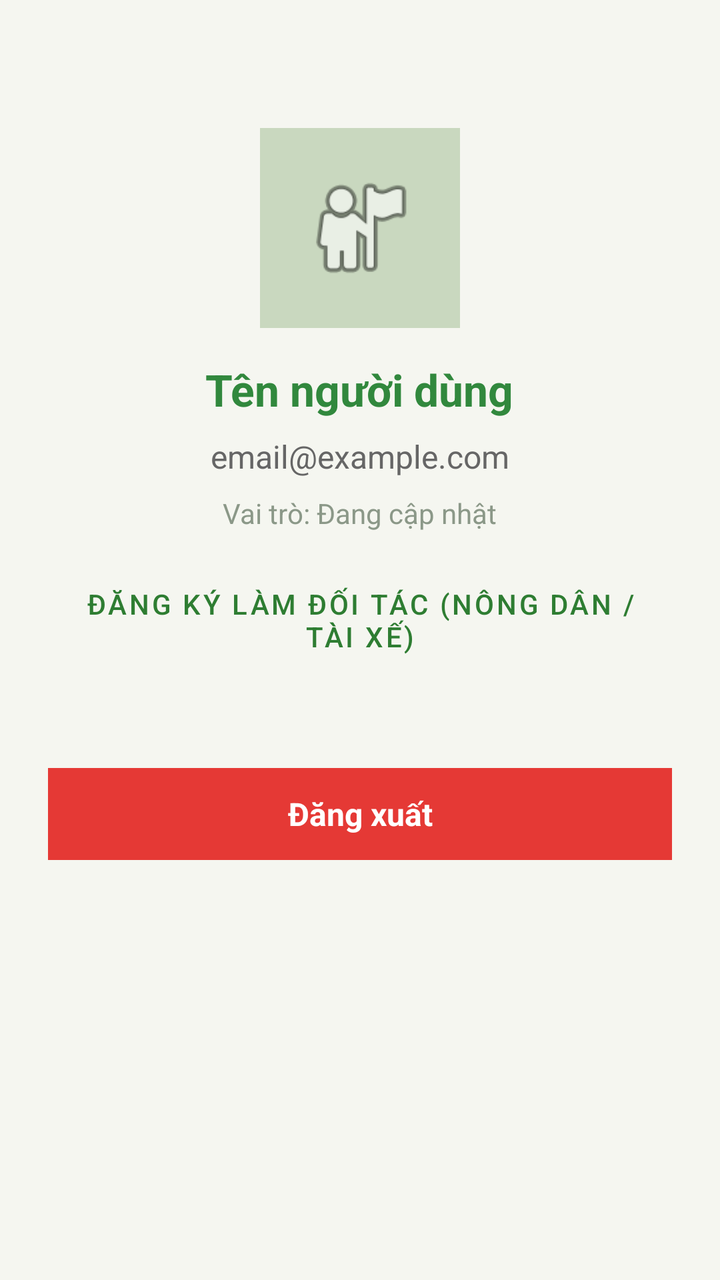
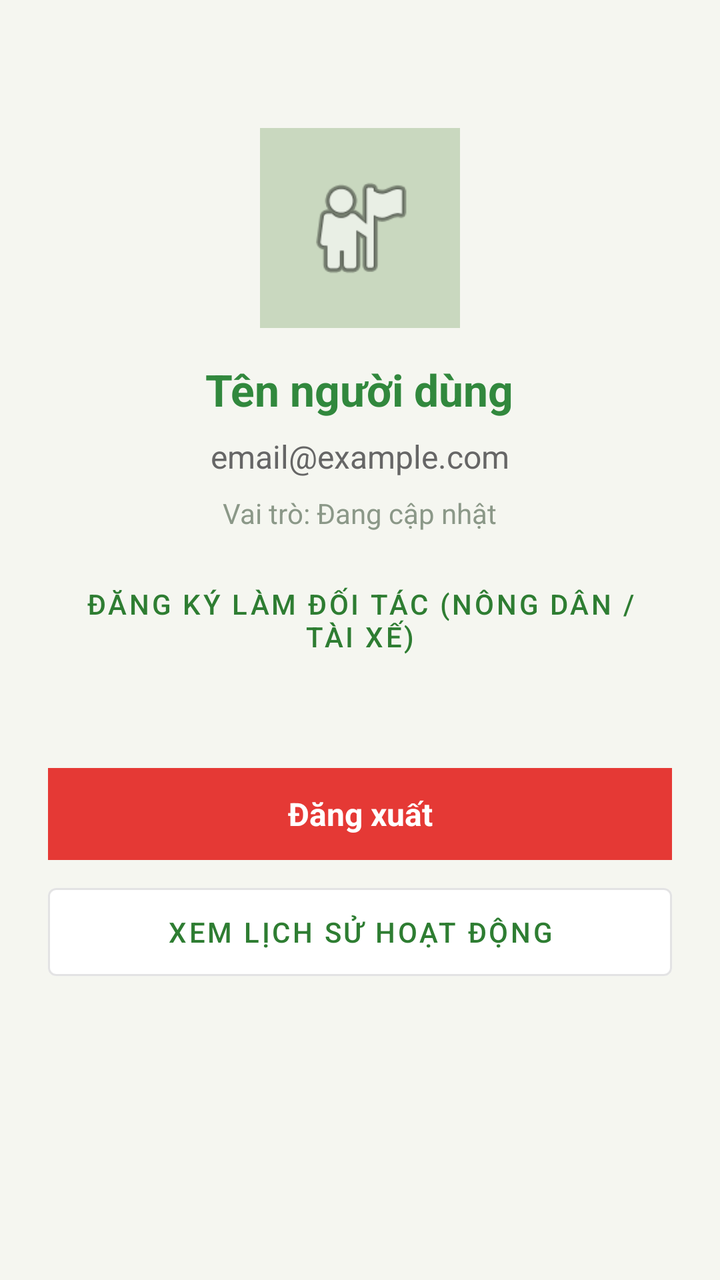

An Android layout rendered at two revisions. The XML below is the earlier revision; the diff shows what the commit changed to produce the second picture.
<!-- AndroidManifest.xml: application theme Theme.AgriFoodsHelper -->
<!-- res/layout/fragment_profile.xml -->
<?xml version="1.0" encoding="utf-8"?>
<LinearLayout xmlns:android="http://schemas.android.com/apk/res/android"
    android:layout_width="match_parent"
    android:layout_height="match_parent"
    android:background="#F5F6F0"
    android:gravity="center_horizontal"
    android:orientation="vertical"
    android:padding="24dp">

    
    <ImageView
        android:layout_width="100dp"
        android:layout_height="100dp"
        android:layout_marginTop="40dp"
        android:background="#C9D8BF"
        android:padding="20dp"
        android:src="@android:drawable/ic_menu_myplaces" />

    
    <TextView
        android:id="@+id/tvProfileName"
        android:layout_width="wrap_content"
        android:layout_height="wrap_content"
        android:layout_marginTop="16dp"
        android:text="Tên người dùng"
        android:textColor="#31883D"
        android:textSize="22sp"
        android:textStyle="bold" />

    
    <TextView
        android:id="@+id/tvProfileEmail"
        android:layout_width="wrap_content"
        android:layout_height="wrap_content"
        android:layout_marginTop="8dp"
        android:text="email@example.com"
        android:textColor="#666666"
        android:textSize="16sp" />

    
    <TextView
        android:id="@+id/tvProfileRole"
        android:layout_width="wrap_content"
        android:layout_height="wrap_content"
        android:layout_marginTop="8dp"
        android:text="Vai trò: Đang cập nhật"
        android:textColor="#8B9888"
        android:textSize="14sp" />

    
    
    
    <LinearLayout
        android:id="@+id/layoutAdminArea"
        android:layout_width="match_parent"
        android:layout_height="wrap_content"
        android:layout_marginTop="40dp"
        android:orientation="vertical"
        android:visibility="gone">

        <TextView
            android:layout_width="match_parent"
            android:layout_height="wrap_content"
            android:gravity="center"
            android:text="Khu vực đặc quyền dành cho Admin/Mod"
            android:textColor="#8B9888" />

        
        <TextView
            android:id="@+id/btnManageUsers"
            android:layout_width="match_parent"
            android:layout_height="50dp"
            android:layout_marginTop="16dp"
            android:background="#4CAF50"
            android:gravity="center"
            android:text="Quản lý Người dùng"
            android:textColor="#FFFFFF"
            android:textSize="16sp"
            android:textStyle="bold" />

        
        <TextView
            android:id="@+id/btnApproveCampaigns"
            android:layout_width="match_parent"
            android:layout_height="50dp"
            android:layout_marginTop="16dp"
            android:background="#4CAF50"
            android:gravity="center"
            android:text="Duyệt chiến dịch"
            android:textColor="#FFFFFF"
            android:textSize="16sp"
            android:textStyle="bold" />
        <TextView
            android:id="@+id/btnManageRequests"
            android:layout_width="match_parent"
            android:layout_height="wrap_content"
            android:padding="12dp"
            android:layout_marginTop="16dp"
            android:background="#4CAF50"
            android:gravity="center"
            android:text="Duyệt yêu cầu Đối tác"
            android:textSize="16sp"
            android:textColor="#FFFFFF"/>
    </LinearLayout>

    <com.google.android.material.button.MaterialButton
        android:id="@+id/btnUpgradeRole"
        android:layout_width="match_parent"
        android:layout_height="56dp"
        android:layout_marginTop="16dp"
        android:layout_marginBottom="16dp"
        android:background="#4CAF50"
        android:gravity="center"
        style="@style/Widget.MaterialComponents.Button.OutlinedButton"
        android:text="Đăng ký làm Đối tác (Nông dân / Tài xế)"
        android:textColor="#2E7D32" />
    
    <TextView
        android:id="@+id/btnLogout"
        android:layout_width="match_parent"
        android:layout_height="46dp"
        android:layout_marginTop="30dp"
        android:background="#E53935"
        android:gravity="center"
        android:text="Đăng xuất"
        android:textColor="#FFFFFF"
        android:textSize="16sp"
        android:textStyle="bold" />

</LinearLayout>
<!-- resources referenced by this layout -->
<resources>
  <style name="Theme.AgriFoodsHelper" parent="Base.Theme.AgriFoodsHelper" />
  <style name="Base.Theme.AgriFoodsHelper" parent="Theme.Material3.DayNight.NoActionBar">
          
      </style>
</resources>

<!-- the commit's change to res/layout/fragment_profile.xml (unified diff, before → after) -->
@@ -126,5 +126,15 @@
         android:textColor="#FFFFFF"
         android:textSize="16sp"
         android:textStyle="bold" />
-
+    
+    <com.google.android.material.button.MaterialButton
+        android:id="@+id/btnHistory"
+        android:layout_width="match_parent"
+        android:layout_height="56dp"
+        android:layout_marginTop="8dp"
+        android:backgroundTint="#FFFFFF"
+        android:gravity="center"
+        style="@style/Widget.MaterialComponents.Button.OutlinedButton"
+        android:text="Xem Lịch sử hoạt động"
+        android:textColor="#2E7D32" />
 </LinearLayout>
